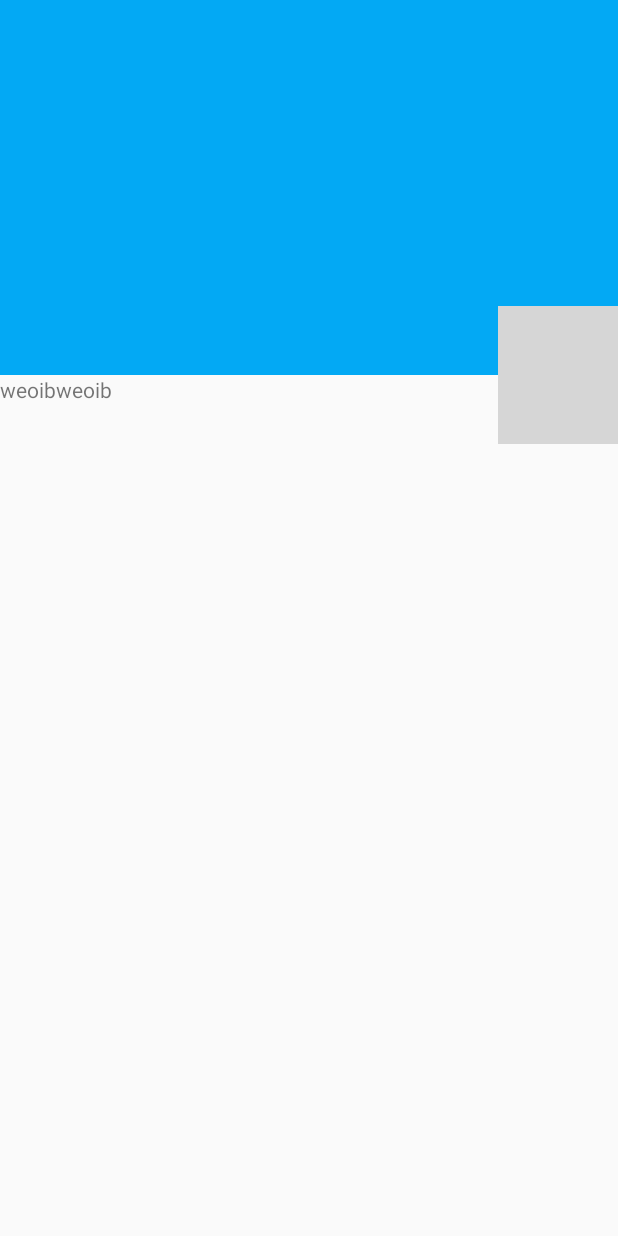
After one commit to neelmehta247/PennApps, an Android app: the EventInfoActivity screen opened directly, with no data from a screen before it, on a phone screen of 412 x 824 dp. The commit adds this screen. Run offline under Robolectric (Android 15) with nearby library versions, the phone set to English and light mode, and no system bars; our stand-ins replace Picasso; pictures from the network do not load; 3 statements that could not run were skipped; grey boxes are pictures that could not be loaded.

Commit message:
Added event information file.

```diff
--- a/Android/PennApps/app/build.gradle
+++ b/Android/PennApps/app/build.gradle
@@ -33,4 +33,5 @@ dependencies {
     compile 'com.android.support:design:25.1.0'
     testCompile 'junit:junit:4.12'
     compile 'com.google.android.gms:play-services-maps:9.4.+'
+    compile 'com.squareup.picasso:picasso:2.5.2'
 }
--- /dev/null
+++ b/Android/PennApps/app/src/main/java/com/example/rahul/pennapps/EventInfoActivity.java
@@ -0,0 +1,69 @@
+package com.example.rahul.pennapps;
+
+import android.os.Bundle;
+import android.support.annotation.Nullable;
+import android.support.design.widget.AppBarLayout;
+import android.support.design.widget.CollapsingToolbarLayout;
+import android.support.design.widget.FloatingActionButton;
+import android.support.v7.app.AppCompatActivity;
+import android.support.v7.widget.Toolbar;
+import android.view.View;
+import android.widget.ImageView;
+
+import com.example.rahul.pennapps.Helpers.Event;
+import com.example.rahul.pennapps.Helpers.HeaderView;
+import com.squareup.picasso.Picasso;
+
+/**
+ * Created by neel on 22/01/17 at 1:08 AM.
+ */
+
+public class EventInfoActivity extends AppCompatActivity {
+    private ImageView header;
+    private HeaderView toolbarHeaderView, floatHeaderView;
+    private boolean isHideToolbarView;
+    private FloatingActionButton postFAB;
+    private AppBarLayout appBarLayout;
+
+    @Override
+    protected void onCreate(@Nullable Bundle savedInstanceState) {
+        super.onCreate(savedInstanceState);
+        setContentView(R.layout.viewevents_main);
+
+        Toolbar toolbar = (Toolbar) findViewById(R.id.anim_toolbar);
+        setSupportActionBar(toolbar);
+
+        ((CollapsingToolbarLayout) findViewById(R.id.collapsing_toolbar)).setTitle(" ");
+        header = (ImageView) findViewById(R.id.header);
+
+        toolbarHeaderView = (HeaderView) findViewById(R.id.toolbar_header_view);
+        floatHeaderView = (HeaderView) findViewById(R.id.float_header_view);
+        appBarLayout = (AppBarLayout) findViewById(R.id.appbar);
+        postFAB = (FloatingActionButton) findViewById(R.id.postFAB);
+
+        Event event = getIntent().getParcelableExtra("event");
+
+        floatHeaderView.bindTo(event.title);
+        toolbarHeaderView.bindTo(event.title);
+
+        appBarLayout.addOnOffsetChangedListener(new AppBarLayout.OnOffsetChangedListener() {
+            @Override
+            public void onOffsetChanged(AppBarLayout appBarLayout, int verticalOffset) {
+                int maxScroll = appBarLayout.getTotalScrollRange();
+                float percentage = (float) Math.abs(verticalOffset) / (float) maxScroll;
+
+                if (percentage == 1f && isHideToolbarView) {
+                    toolbarHeaderView.setVisibility(View.VISIBLE);
+                    isHideToolbarView = !isHideToolbarView;
+
+                } else if (percentage < 1f && !isHideToolbarView) {
+                    toolbarHeaderView.setVisibility(View.GONE);
+                    isHideToolbarView = !isHideToolbarView;
+                }
+            }
+        });
+
+        Picasso.with(this).load(event.imageUrl).into(header);
+
+    }
+}
--- /dev/null
+++ b/Android/PennApps/app/src/main/java/com/example/rahul/pennapps/Helpers/HeaderView.java
@@ -0,0 +1,55 @@
+package com.example.rahul.pennapps.Helpers;
+
+/**
+ * Created by neel on 22/01/17 at 1:17 AM.
+ */
+
+import android.content.Context;
+import android.util.AttributeSet;
+import android.widget.LinearLayout;
+import android.widget.TextView;
+
+import com.example.rahul.pennapps.R;
+
+public class HeaderView extends LinearLayout {
+    TextView title;
+
+    public HeaderView(Context context) {
+        super(context);
+    }
+
+    public HeaderView(Context context, AttributeSet attrs) {
+        super(context, attrs);
+    }
+
+    public HeaderView(Context context, AttributeSet attrs, int defStyleAttr) {
+        super(context, attrs, defStyleAttr);
+    }
+
+    @Override
+    protected void onFinishInflate() {
+        super.onFinishInflate();
+        title = (TextView) findViewById(R.id.header_view_title);
+    }
+
+    public void bindTo(String title) {
+        hideOrSetText(this.title, title);
+    }
+
+    private void hideOrSetText(TextView tv, String text) {
+        if (text == null || text.equals(""))
+            tv.setVisibility(GONE);
+        else
+            tv.setText(text);
+    }
+
+    public void setScaleXTitle(float scaleXTitle) {
+        title.setScaleX(scaleXTitle);
+        title.setPivotX(0);
+    }
+
+    public void setScaleYTitle(float scaleYTitle) {
+        title.setScaleY(scaleYTitle);
+        title.setPivotY(30);
+    }
+}
--- /dev/null
+++ b/Android/PennApps/app/src/main/java/com/example/rahul/pennapps/Helpers/HeaderViewBehavior.java
@@ -0,0 +1,102 @@
+package com.example.rahul.pennapps.Helpers;
+
+/**
+ * Created by neel on 22/01/17 at 1:32 AM.
+ */
+
+import android.content.Context;
+import android.os.Build;
+import android.support.design.widget.AppBarLayout;
+import android.support.design.widget.CoordinatorLayout;
+import android.util.AttributeSet;
+import android.util.TypedValue;
+import android.view.View;
+
+import com.example.rahul.pennapps.R;
+
+/**
+ * Created by neel on 08/06/16 at 4:46 PM.
+ */
+public class HeaderViewBehavior extends CoordinatorLayout.Behavior<HeaderView> {
+    private static final float MAX_SCALE = 0.5f;
+
+    private Context mContext;
+
+    private int mStartMarginLeft;
+    private int mEndMargintLeft;
+    private int mMarginRight;
+    private int mStartMarginBottom;
+    private boolean isHide;
+
+    public HeaderViewBehavior(Context context, AttributeSet attrs) {
+        mContext = context;
+    }
+
+    @Override
+    public boolean layoutDependsOn(CoordinatorLayout parent, HeaderView child, View dependency) {
+        return dependency instanceof AppBarLayout;
+    }
+
+    @Override
+    public boolean onDependentViewChanged(CoordinatorLayout parent, HeaderView child, View dependency) {
+        shouldInitProperties();
+
+        int maxScroll = ((AppBarLayout) dependency).getTotalScrollRange();
+        float percentage = Math.abs(dependency.getY()) / (float) maxScroll;
+
+        // Set scale for the title
+        float size = ((1 - percentage) * MAX_SCALE) + 1;
+        child.setScaleXTitle(size);
+        child.setScaleYTitle(size);
+
+        // Set position for the header view
+        float childPosition = dependency.getHeight()
+                + dependency.getY()
+                - child.getHeight()
+                - (getToolbarHeight() - child.getHeight()) * percentage / 2;
+
+        childPosition = childPosition - mStartMarginBottom * (1f - percentage);
+
+        CoordinatorLayout.LayoutParams lp = (CoordinatorLayout.LayoutParams) child.getLayoutParams();
+        lp.leftMargin = (int) (percentage * mEndMargintLeft) + mStartMarginLeft;
+        lp.rightMargin = mMarginRight;
+        child.setLayoutParams(lp);
+
+        child.setY(childPosition);
+
+        if (Build.VERSION.SDK_INT < Build.VERSION_CODES.LOLLIPOP) {
+            if (isHide && percentage < 1) {
+                child.setVisibility(View.VISIBLE);
+                isHide = false;
+            } else if (!isHide && percentage == 1) {
+                child.setVisibility(View.GONE);
+                isHide = true;
+            }
+        }
+        return true;
+    }
+
+    private void shouldInitProperties() {
+        if (mStartMarginLeft == 0)
+            mStartMarginLeft = mContext.getResources().getDimensionPixelOffset(R.dimen.header_view_start_margin_left);
+
+        if (mEndMargintLeft == 0)
+            mEndMargintLeft = mContext.getResources().getDimensionPixelOffset(R.dimen.header_view_end_margin_left);
+
+        if (mStartMarginBottom == 0)
+            mStartMarginBottom = mContext.getResources().getDimensionPixelOffset(R.dimen.header_view_start_margin_bottom);
+
+        if (mMarginRight == 0)
+            mMarginRight = mContext.getResources().getDimensionPixelOffset(R.dimen.header_view_end_margin_right);
+    }
+
+
+    public int getToolbarHeight() {
+        int result = 0;
+        TypedValue tv = new TypedValue();
+        if (mContext.getTheme().resolveAttribute(android.R.attr.actionBarSize, tv, true)) {
+            result = TypedValue.complexToDimensionPixelSize(tv.data, mContext.getResources().getDisplayMetrics());
+        }
+        return result;
+    }
+}
--- /dev/null
+++ b/Android/PennApps/app/src/main/res/layout/header_view.xml
@@ -0,0 +1,14 @@
+<?xml version="1.0" encoding="utf-8"?>
+<com.example.rahul.pennapps.Helpers.HeaderView xmlns:android="http://schemas.android.com/apk/res/android"
+    android:layout_width="match_parent"
+    android:layout_height="wrap_content"
+    android:orientation="vertical">
+
+    <TextView
+        android:id="@+id/header_view_title"
+        android:layout_width="wrap_content"
+        android:layout_height="wrap_content"
+        android:ellipsize="end"
+        android:textColor="#ffffff"
+        android:textSize="18sp" />
+</com.example.rahul.pennapps.Helpers.HeaderView>
--- a/Android/PennApps/app/src/main/res/layout/viewevents_main.xml
+++ b/Android/PennApps/app/src/main/res/layout/viewevents_main.xml
@@ -1,44 +1,51 @@
-<?xml version="1.0" encoding="utf-8"?>
-
 <android.support.design.widget.CoordinatorLayout xmlns:android="http://schemas.android.com/apk/res/android"
     xmlns:app="http://schemas.android.com/apk/res-auto"
     android:layout_width="match_parent"
     android:layout_height="match_parent"
-    android:background="@android:color/background_light"
     android:fitsSystemWindows="true">
 
     <android.support.design.widget.AppBarLayout
-        android:id="@+id/main.appbar"
+        android:id="@+id/appbar"
         android:layout_width="match_parent"
-        android:layout_height="300dp"
+        android:layout_height="250dp"
         android:fitsSystemWindows="true"
         android:theme="@style/ThemeOverlay.AppCompat.Dark.ActionBar">
 
         <android.support.design.widget.CollapsingToolbarLayout
-            android:id="@+id/main.collapsing"
+            android:id="@+id/collapsing_toolbar"
             android:layout_width="match_parent"
             android:layout_height="match_parent"
             android:fitsSystemWindows="true"
-            app:contentScrim="?attr/colorPrimary"
+            app:contentScrim="@android:color/holo_blue_dark"
+            app:expandedTitleMarginBottom="32dp"
             app:expandedTitleMarginEnd="64dp"
             app:expandedTitleMarginStart="48dp"
-            app:layout_scrollFlags="scroll|exitUntilCollapsed">
+            app:layout_scrollFlags="scroll|exitUntilCollapsed"
+            app:statusBarScrim="@android:color/holo_blue_dark">
 
             <ImageView
-                android:id="@+id/main.backdrop"
+                android:id="@+id/header"
                 android:layout_width="match_parent"
                 android:layout_height="match_parent"
                 android:fitsSystemWindows="true"
                 android:scaleType="centerCrop"
-                android:src="@drawable/background"
                 app:layout_collapseMode="parallax" />
 
             <android.support.v7.widget.Toolbar
-                android:id="@+id/main.toolbar"
+                android:id="@+id/anim_toolbar"
                 android:layout_width="match_parent"
                 android:layout_height="?attr/actionBarSize"
                 app:layout_collapseMode="pin"
-                app:popupTheme="@style/ThemeOverlay.AppCompat.Light" />
+                app:popupTheme="@style/ThemeOverlay.AppCompat.Light">
+
+                <include
+                    android:id="@+id/toolbar_header_view"
+                    layout="@layout/header_view"
+                    android:layout_width="match_parent"
+                    android:layout_height="wrap_content"
+                    android:layout_marginRight="14dp"
+                    android:visibility="gone" />
+            </android.support.v7.widget.Toolbar>
         </android.support.design.widget.CollapsingToolbarLayout>
     </android.support.design.widget.AppBarLayout>
 
@@ -48,20 +55,27 @@
         app:layout_behavior="@string/appbar_scrolling_view_behavior">
 
         <TextView
-            android:id="@+id/text_body"
+            android:id="@+id/textView"
             android:layout_width="match_parent"
-            android:layout_height="wrap_content"
-            android:lineSpacingExtra="8dp"
-            android:padding="@dimen/activity_horizontal_margin"
-            android:text="lorem ipsum dolo lolollolol"
-            android:textSize="20sp" />
+            android:layout_height="match_parent"
+            android:text="weoibweoib" />
     </android.support.v4.widget.NestedScrollView>
 
     <android.support.design.widget.FloatingActionButton
+        android:id="@+id/postFAB"
         android:layout_width="wrap_content"
         android:layout_height="wrap_content"
-        android:layout_margin="@dimen/activity_horizontal_margin"
-        android:src="@android:drawable/btn_star"
-        app:layout_anchor="@id/main.appbar"
-        app:layout_anchorGravity="bottom|right|end" />
+        android:clickable="true"
+        android:src="@drawable/background"
+        app:backgroundTint="@android:color/black"
+        app:layout_anchor="@+id/appbar"
+        app:layout_anchorGravity="bottom|right|end"
+        app:useCompatPadding="true" />
+
+    <include
+        android:id="@+id/float_header_view"
+        layout="@layout/header_view"
+        android:layout_width="match_parent"
+        android:layout_height="wrap_content"
+        app:layout_behavior="com.example.rahul.pennapps.Helpers.HeaderViewBehavior" />
 </android.support.design.widget.CoordinatorLayout>
--- a/Android/PennApps/app/src/main/res/values/dimens.xml
+++ b/Android/PennApps/app/src/main/res/values/dimens.xml
@@ -3,4 +3,9 @@
     <dimen name="activity_horizontal_margin">16dp</dimen>
     <dimen name="activity_vertical_margin">16dp</dimen>
     <dimen name="fab_margin">16dp</dimen>
+
+    <dimen name="header_view_start_margin_left">16dp</dimen>
+    <dimen name="header_view_end_margin_left">16dp</dimen>
+    <dimen name="header_view_end_margin_right">14dp</dimen>
+    <dimen name="header_view_start_margin_bottom">14dp</dimen>
 </resources>
```
Also changed, not shown: Android/PennApps/app/src/main/AndroidManifest.xml (+7 -0 lines), Android/PennApps/app/src/main/java/com/example/rahul/pennapps/Helpers/Event.java (+47 -1 lines), Android/PennApps/app/src/main/java/com/example/rahul/pennapps/MainActivity.java (+7 -11 lines).
